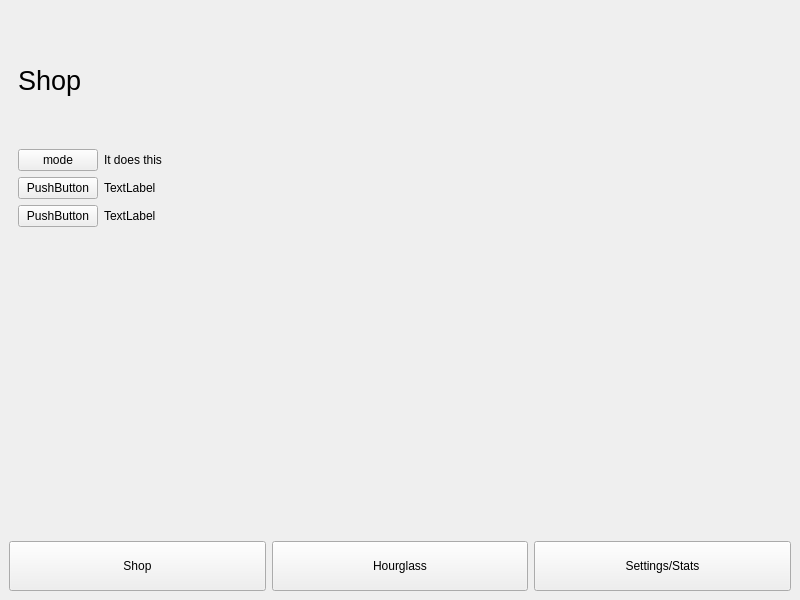
The window that mainwindow.ui (ljvaughn0841/COP3003-Integration-Project) describes before a commit, drawn with Qt 5.
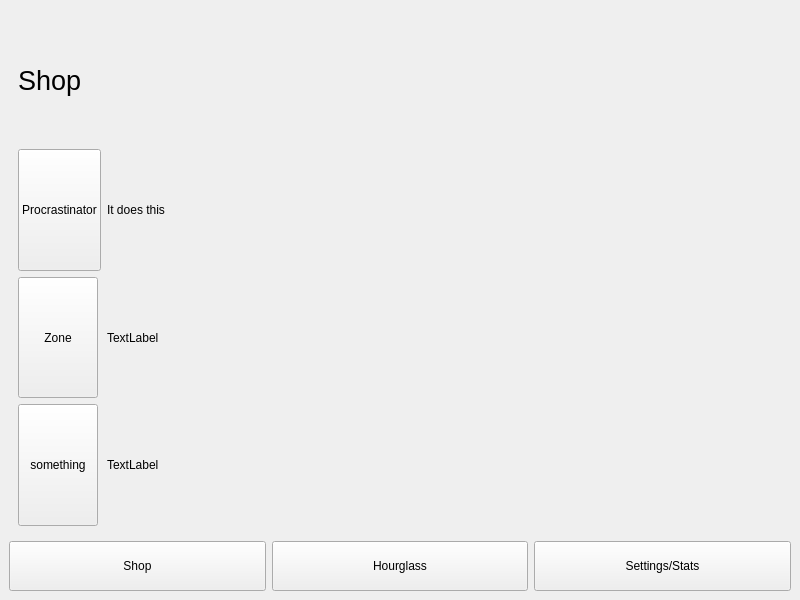
The same window after the commit. The open tabs and pages were chosen to show the change.

What changed in the file:
```diff
--- a/mainwindow.ui
+++ b/mainwindow.ui
@@ -18,7 +18,7 @@
     <item>
      <widget class="QStackedWidget" name="stackedWidget">
       <property name="currentIndex">
-       <number>1</number>
+       <number>0</number>
       </property>
       <widget class="QWidget" name="shopPage">
        <layout class="QFormLayout" name="formLayout">
@@ -47,35 +47,41 @@
          </widget>
         </item>
         <item row="1" column="0">
-         <widget class="QPushButton" name="pushButton_3">
+         <widget class="QPushButton" name="procrastinatorButton">
           <property name="sizePolicy">
-           <sizepolicy hsizetype="Minimum" vsizetype="Preferred">
+           <sizepolicy hsizetype="Minimum" vsizetype="MinimumExpanding">
             <horstretch>0</horstretch>
             <verstretch>0</verstretch>
            </sizepolicy>
           </property>
           <property name="text">
-           <string>mode</string>
+           <string>Procrastinator</string>
           </property>
          </widget>
         </item>
         <item row="1" column="1">
          <widget class="QLabel" name="label_4">
+          <property name="sizePolicy">
+           <sizepolicy hsizetype="Preferred" vsizetype="Preferred">
+            <horstretch>0</horstretch>
+            <verstretch>0</verstretch>
+           </sizepolicy>
+          </property>
           <property name="text">
            <string>It does this</string>
           </property>
          </widget>
         </item>
         <item row="2" column="0">
-         <widget class="QPushButton" name="pushButton_2">
+         <widget class="QPushButton" name="zoneButton">
           <property name="sizePolicy">
-           <sizepolicy hsizetype="Minimum" vsizetype="Preferred">
+           <sizepolicy hsizetype="MinimumExpanding" vsizetype="MinimumExpanding">
             <horstretch>0</horstretch>
             <verstretch>0</verstretch>
            </sizepolicy>
           </property>
           <property name="text">
-           <string>PushButton</string>
+           <string>Zone</string>
           </property>
          </widget>
         </item>
@@ -86,23 +92,23 @@
           </property>
          </widget>
         </item>
-        <item row="3" column="1">
-         <widget class="QLabel" name="label_6">
-          <property name="text">
-           <string>TextLabel</string>
-          </property>
-         </widget>
-        </item>
         <item row="3" column="0">
          <widget class="QPushButton" name="pushButton">
           <property name="sizePolicy">
-           <sizepolicy hsizetype="Minimum" vsizetype="Preferred">
+           <sizepolicy hsizetype="Minimum" vsizetype="MinimumExpanding">
             <horstretch>0</horstretch>
             <verstretch>0</verstretch>
            </sizepolicy>
           </property>
           <property name="text">
-           <string>PushButton</string>
+           <string>something</string>
+          </property>
+         </widget>
+        </item>
+        <item row="3" column="1">
+         <widget class="QLabel" name="label_6">
+          <property name="text">
+           <string>TextLabel</string>
           </property>
          </widget>
         </item>
```
